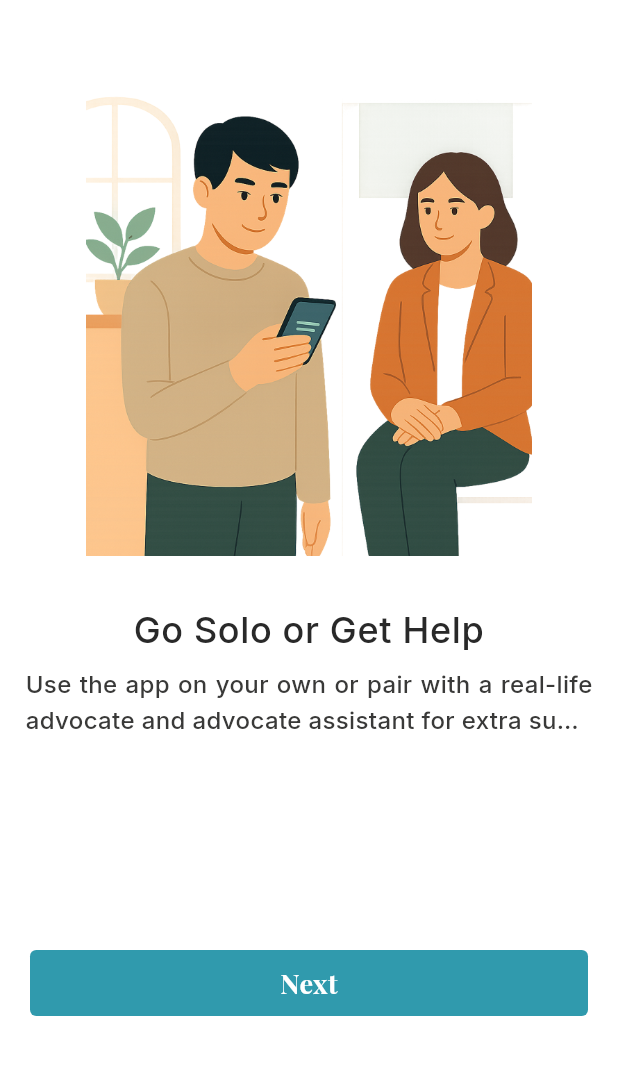
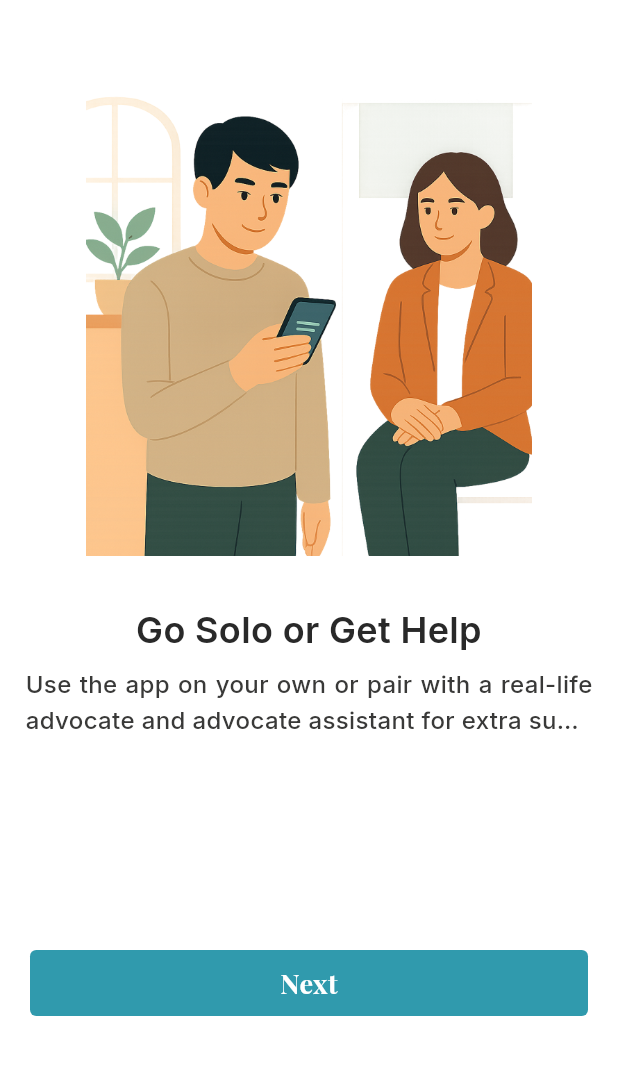
Before and after one commit to kmmuzahid/-rizaldyrferrer_betterhelp, a Flutter app: the screen it shows after launch, swiped to page 3, on a phone screen of 412 x 824 dp, the part 136-1211 px from its top. Run offline on Flutter 3.47's test engine with Material 3 defaults, Android fonts, the phone set to English and light mode, and no system bars; our stand-ins replace flutter_svg, get, google_fonts.

Commit message:
Added the App Icon and Finalize the Onboarding Screen

```diff
--- a/lib/screen/onboarding_screen/controller/onboarding_screen_controller.dart
+++ b/lib/screen/onboarding_screen/controller/onboarding_screen_controller.dart
@@ -1,3 +1,4 @@
+import 'package:better_help/utils/app_log/app_log.dart';
 import 'package:flutter/material.dart';
 import 'package:get/get.dart';
 
@@ -37,9 +38,9 @@ class OnboardingScreenController extends GetxController {
   }
 
   void goToSubscriptionScreen() {
-    // TODO: Replace with your actual subscription screen route
+    //!  Replace with your actual subscription screen route
     // Get.offNamed('/subscription');
-    print('Navigate to subscription screen');
+    appLog('Navigate to subscription screen');
   }
 
   void onPageChanged(int index) {
--- a/lib/screen/onboarding_screen/onbarding_screen.dart
+++ b/lib/screen/onboarding_screen/onbarding_screen.dart
@@ -113,8 +113,8 @@ Widget onBoadingPage1() => Padding(
         text: AppString.onPage1Title,
         fontSize: 24,
         fontFamilyIndex: 2,
-        fontWeight: FontWeight.w500,
-        letterSpacing: 0.44,
+        fontWeight: FontWeight.w600,
+        letterSpacing: 0.24,
         lineHeight: 1.33,
         color: AppColors.grey500,
       ),
@@ -148,8 +148,8 @@ Widget onBoadingPage2() => Padding(
         text: AppString.onPage2Title,
         fontSize: 24,
         fontFamilyIndex: 2,
-        fontWeight: FontWeight.w500,
-        letterSpacing: 0.44,
+        fontWeight: FontWeight.w600,
+        letterSpacing: 0.24,
         lineHeight: 1.33,
         color: AppColors.grey500,
       ),
@@ -182,8 +182,8 @@ Widget onBoadingPage3() => Padding(
         text: AppString.onPage3Title,
         fontSize: 24,
         fontFamilyIndex: 2,
-        fontWeight: FontWeight.w500,
-        letterSpacing: 0.44,
+        fontWeight: FontWeight.w600,
+        letterSpacing: 0.24,
         lineHeight: 1.33,
         color: AppColors.grey500,
       ),
@@ -217,8 +217,8 @@ Widget onBoadingPage4() => Padding(
         text: AppString.onPage4Title,
         fontSize: 24,
         fontFamilyIndex: 2,
-        fontWeight: FontWeight.w500,
-        letterSpacing: 0.44,
+        fontWeight: FontWeight.w600,
+        letterSpacing: 0.24,
         lineHeight: 1.33,
         color: AppColors.grey500,
       ),
@@ -252,8 +252,11 @@ Widget onBoadingPage5() => Padding(
         text: AppString.onPage5Title,
         fontSize: 24,
         fontFamilyIndex: 2,
-        fontWeight: FontWeight.w500,
-        letterSpacing: 0.44,
+        fontWeight: FontWeight.w600,
+        maxLines: 2,
+        textAlign: TextAlign.center,
+        overflow: TextOverflow.ellipsis,
+        letterSpacing: 0.24,
         lineHeight: 1.33,
         color: AppColors.grey500,
       ),
@@ -265,7 +268,8 @@ Widget onBoadingPage5() => Padding(
         fontSize: 16,
         fontWeight: FontWeight.w500,
         lineHeight: 1.5,
-        maxLines: 2,
+        letterSpacing: 0.16,
+        maxLines: 3,
         textAlign: TextAlign.justify,
         overflow: TextOverflow.ellipsis,
       ),
```
Also changed, not shown: lib/utils/app_log/app_log.dart (added, +20 -0 lines), lib/utils/app_log/error_log.dart (added, +22 -0 lines), 21 other files.
